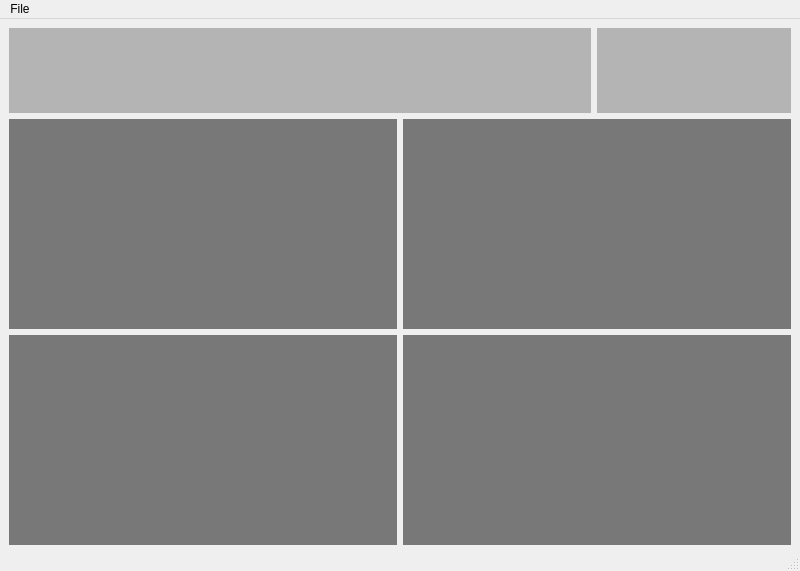
Above: ui-files/mainwindow.ui from Iwan-Rahman/PyQt-Interface-Forked before the change. Below: the same form after it.
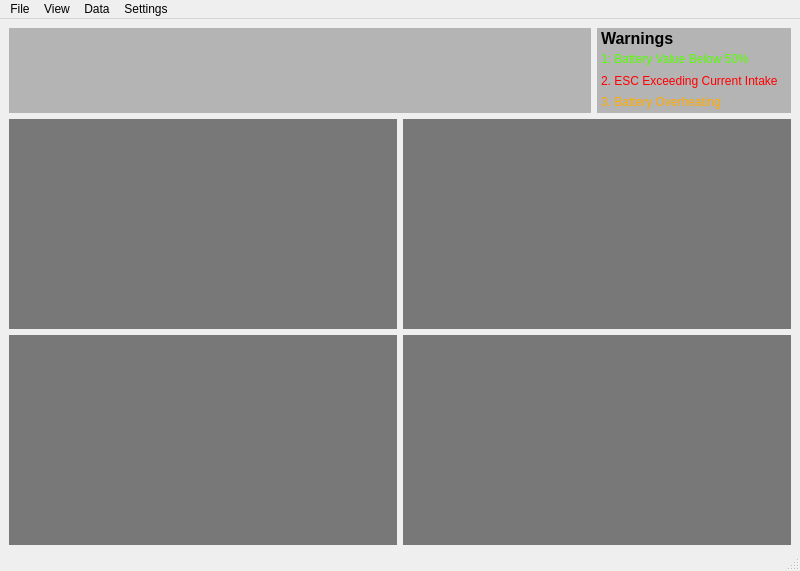
That is the form after the change.

```diff
--- a/ui-files/mainwindow.ui
+++ b/ui-files/mainwindow.ui
@@ -32,6 +32,55 @@
         <property name="styleSheet">
          <string notr="true">background-color: rgb(180, 180, 180);</string>
         </property>
+        <layout class="QVBoxLayout" name="verticalLayout_4" stretch="1,3">
+         <property name="spacing">
+          <number>0</number>
+         </property>
+         <property name="leftMargin">
+          <number>4</number>
+         </property>
+         <property name="topMargin">
+          <number>0</number>
+         </property>
+         <property name="rightMargin">
+          <number>4</number>
+         </property>
+         <property name="bottomMargin">
+          <number>0</number>
+         </property>
+         <item>
+          <widget class="QLabel" name="label_4">
+           <property name="text">
+            <string>&lt;html&gt;&lt;head/&gt;&lt;body&gt;&lt;p&gt;&lt;span style=&quot; font-size:12pt; font-weight:700;&quot;&gt;Warnings&lt;/span&gt;&lt;/p&gt;&lt;/body&gt;&lt;/html&gt;</string>
+           </property>
+          </widget>
+         </item>
+         <item>
+          <layout class="QVBoxLayout" name="verticalLayout_3">
+           <item>
+            <widget class="QLabel" name="label">
+             <property name="text">
+              <string>&lt;html&gt;&lt;head/&gt;&lt;body&gt;&lt;p&gt;&lt;span style=&quot; color:#55ff00;&quot;&gt;1: Battery Value Below 50%&lt;/span&gt;&lt;/p&gt;&lt;/body&gt;&lt;/html&gt;</string>
+             </property>
+            </widget>
+           </item>
+           <item>
+            <widget class="QLabel" name="label_2">
+             <property name="text">
+              <string>&lt;html&gt;&lt;head/&gt;&lt;body&gt;&lt;p&gt;&lt;span style=&quot; color:#ff0000;&quot;&gt;2. ESC Exceeding Current Intake&lt;/span&gt;&lt;/p&gt;&lt;/body&gt;&lt;/html&gt;</string>
+             </property>
+            </widget>
+           </item>
+           <item>
+            <widget class="QLabel" name="label_3">
+             <property name="text">
+              <string>&lt;html&gt;&lt;head/&gt;&lt;body&gt;&lt;p&gt;&lt;span style=&quot; color:#ffaa00;&quot;&gt;3. Battery Overheating&lt;/span&gt;&lt;/p&gt;&lt;/body&gt;&lt;/html&gt;</string>
+             </property>
+            </widget>
+           </item>
+          </layout>
+         </item>
+        </layout>
        </widget>
       </item>
      </layout>
@@ -84,8 +133,73 @@
      <string>File</string>
     </property>
     <addaction name="actionConnect"/>
+    <addaction name="actionNew_Project"/>
+    <addaction name="actionOpen_Project"/>
+    <addaction name="actionSave_Project"/>
+    <addaction name="actionSave_Project_As"/>
+    <addaction name="actionImport_Data"/>
+    <addaction name="actionExport_Data"/>
+   </widget>
+   <widget class="QMenu" name="menuView">
+    <property name="title">
+     <string>View</string>
+    </property>
+    <addaction name="actionGauges"/>
+    <addaction name="actionSystem_Health"/>
+   </widget>
+   <widget class="QMenu" name="menuData">
+    <property name="title">
+     <string>Data</string>
+    </property>
+    <widget class="QMenu" name="menuSensor_Configuration">
+     <property name="title">
+      <string>Sensor Configuration</string>
+     </property>
+     <addaction name="actionAdd_Sensor_2"/>
+     <addaction name="actionRemove_Sensor"/>
+    </widget>
+    <addaction name="menuSensor_Configuration"/>
+    <addaction name="actionSampling_Rate"/>
+    <addaction name="actionAlert_Thresholds"/>
+    <addaction name="actionUnits"/>
+   </widget>
+   <widget class="QMenu" name="menuSettings">
+    <property name="title">
+     <string>Settings</string>
+    </property>
+    <widget class="QMenu" name="menuDisplay">
+     <property name="title">
+      <string>Display</string>
+     </property>
+     <addaction name="actionLock_Layout"/>
+     <addaction name="actionUnlock_Layout"/>
+     <addaction name="actionSave_Layout"/>
+     <addaction name="actionLoad_Layout"/>
+    </widget>
+    <widget class="QMenu" name="menuWidgets">
+     <property name="title">
+      <string>Widgets</string>
+     </property>
+     <addaction name="actionAdd_Widget"/>
+     <addaction name="actionRemove_Widget"/>
+    </widget>
+    <widget class="QMenu" name="menuFile_Paths">
+     <property name="title">
+      <string>File Paths</string>
+     </property>
+     <addaction name="actionDefault_File_Path"/>
+     <addaction name="actionDefault_Snap_Path"/>
+    </widget>
+    <addaction name="actionProject_Settings"/>
+    <addaction name="actionUser_Preferences"/>
+    <addaction name="menuDisplay"/>
+    <addaction name="menuWidgets"/>
+    <addaction name="menuFile_Paths"/>
    </widget>
    <addaction name="menuFile"/>
+   <addaction name="menuView"/>
+   <addaction name="menuData"/>
+   <addaction name="menuSettings"/>
   </widget>
   <widget class="QStatusBar" name="statusbar"/>
   <action name="actionConnect">
```
Left out of the diff: 124 changed lines with no effect on the pictures.
